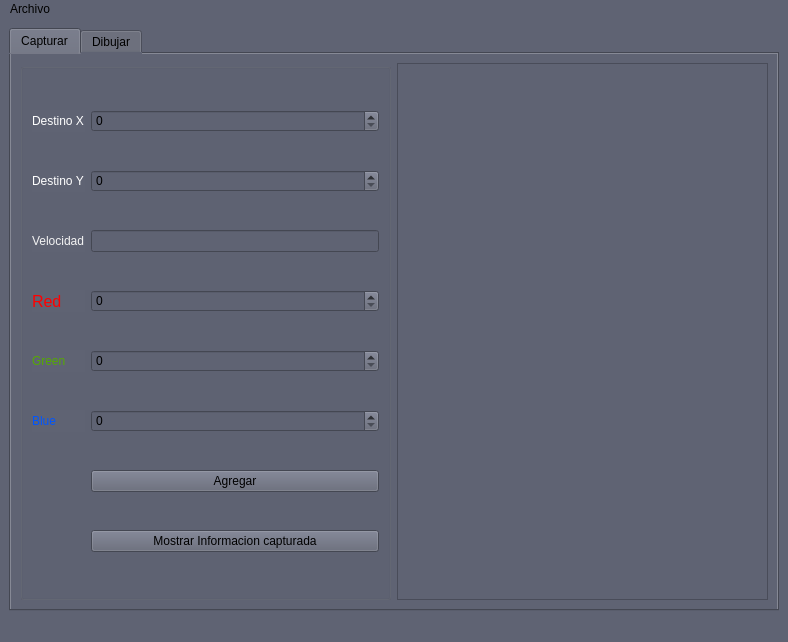
Qt form mainWindow.ui (MaxAlgavaBernabe/Proyecto-de-particulas-Python) before a commit.
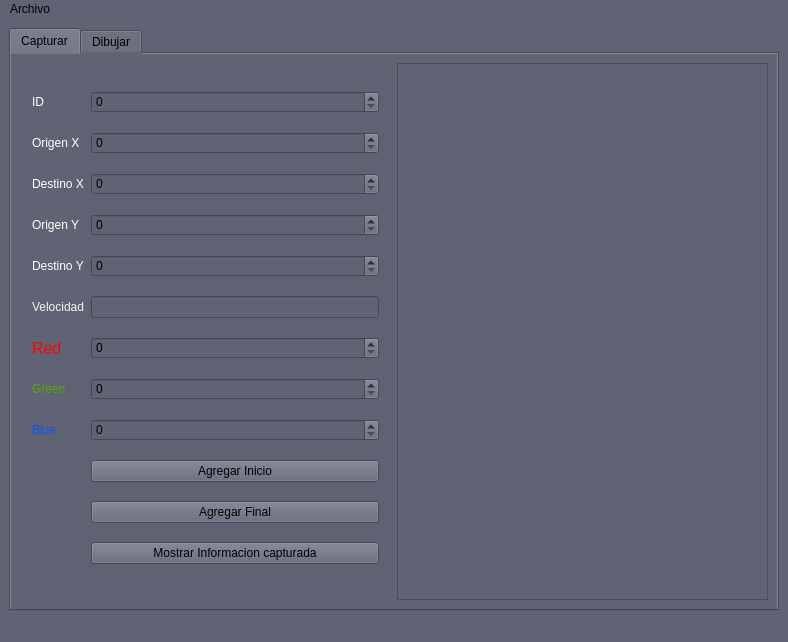
The same form after that commit.

What changed in the file:
```diff
--- a/mainWindow.ui
+++ b/mainWindow.ui
@@ -36,36 +36,7 @@
            <string/>
           </property>
           <layout class="QGridLayout" name="gridLayout">
-           <item row="0" column="0">
-            <widget class="QLabel" name="label">
-             <property name="styleSheet">
-              <string notr="true">color: rgb(255, 255, 255);
-font: 75 12pt &quot;MS Shell Dlg 2&quot;;</string>
-             </property>
-             <property name="text">
-              <string>Destino X</string>
-             </property>
-            </widget>
-           </item>
-           <item row="0" column="1">
-            <widget class="QSpinBox" name="destinoX_spinBox">
-             <property name="maximum">
-              <number>500</number>
-             </property>
-            </widget>
-           </item>
-           <item row="4" column="0">
-            <widget class="QLabel" name="label_4">
-             <property name="styleSheet">
-              <string notr="true">color: rgb(85, 170, 0);
-font: 75 12pt &quot;MS Shell Dlg 2&quot;;</string>
-             </property>
-             <property name="text">
-              <string>Green</string>
-             </property>
-            </widget>
-           </item>
-           <item row="3" column="0">
+           <item row="6" column="0">
             <widget class="QLabel" name="label_3">
              <property name="font">
               <font>
@@ -89,25 +60,69 @@
             </widget>
            </item>
            <item row="4" column="1">
-            <widget class="QSpinBox" name="green_spinBox">
+            <widget class="QSpinBox" name="destinoY_spinBox">
              <property name="maximum">
-              <number>255</number>
+              <number>500</number>
              </property>
             </widget>
            </item>
-           <item row="1" column="0">
-            <widget class="QLabel" name="label_2">
+           <item row="10" column="1">
+            <widget class="QPushButton" name="agregarInicio_pushButton">
+             <property name="text">
+              <string>Agregar Inicio</string>
+             </property>
+            </widget>
+           </item>
+           <item row="11" column="1">
+            <widget class="QPushButton" name="agregarFinal_pushButton">
+             <property name="text">
+              <string>Agregar Final</string>
+             </property>
+            </widget>
+           </item>
+           <item row="0" column="1">
+            <widget class="QSpinBox" name="id_spinBox"/>
+           </item>
+           <item row="12" column="1">
+            <widget class="QPushButton" name="mostrar_pushButton">
+             <property name="text">
+              <string>Mostrar Informacion capturada</string>
+             </property>
+            </widget>
+           </item>
+           <item row="7" column="0">
+            <widget class="QLabel" name="label_4">
              <property name="styleSheet">
-              <string notr="true">
-font: 75 12pt &quot;MS Shell Dlg 2&quot;;
-color: rgb(255, 255, 255);</string>
+              <string notr="true">color: rgb(85, 170, 0);
+font: 75 12pt &quot;MS Shell Dlg 2&quot;;</string>
              </property>
              <property name="text">
-              <string>Destino Y</string>
+              <string>Green</string>
+             </property>
+            </widget>
+           </item>
+           <item row="1" column="1">
+            <widget class="QSpinBox" name="origenX_spinBox">
+             <property name="maximum">
+              <number>500</number>
              </property>
             </widget>
            </item>
            <item row="5" column="0">
+            <widget class="QLabel" name="label_6">
+             <property name="styleSheet">
+              <string notr="true">font: 75 12pt &quot;MS Shell Dlg 2&quot;;
+color: rgb(243, 243, 243);</string>
+             </property>
+             <property name="text">
+              <string>Velocidad</string>
+             </property>
+            </widget>
+           </item>
+           <item row="5" column="1">
+            <widget class="QLineEdit" name="velocidad_lineEdit"/>
+           </item>
+           <item row="8" column="0">
             <widget class="QLabel" name="label_5">
              <property name="styleSheet">
               <string notr="true">color: rgb(0, 85, 255);
@@ -123,54 +138,96 @@
             </widget>
            </item>
            <item row="2" column="0">
-            <widget class="QLabel" name="label_6">
+            <widget class="QLabel" name="label">
              <property name="styleSheet">
-              <string notr="true">font: 75 12pt &quot;MS Shell Dlg 2&quot;;
-color: rgb(243, 243, 243);</string>
+              <string notr="true">color: rgb(255, 255, 255);
+font: 75 12pt &quot;MS Shell Dlg 2&quot;;</string>
              </property>
              <property name="text">
-              <string>Velocidad</string>
-             </property>
-            </widget>
-           </item>
-           <item row="8" column="1">
-            <widget class="QPushButton" name="mostrar_pushButton">
-             <property name="text">
-              <string>Mostrar Informacion capturada</string>
-             </property>
-            </widget>
-           </item>
-           <item row="1" column="1">
-            <widget class="QSpinBox" name="destinoY_spinBox">
-             <property name="maximum">
-              <number>500</number>
-             </property>
-            </widget>
-           </item>
-           <item row="2" column="1">
-            <widget class="QLineEdit" name="velocidad_lineEdit"/>
-           </item>
-           <item row="3" column="1">
-            <widget class="QSpinBox" name="red_spinBox">
-             <property name="maximum">
-              <number>255</number>
+              <string>Destino X</string>
              </property>
             </widget>
            </item>
            <item row="7" column="1">
-            <widget class="QPushButton" name="agregarInicio_pushButton">
+            <widget class="QSpinBox" name="green_spinBox">
+             <property name="maximum">
+              <number>255</number>
+             </property>
+            </widget>
+           </item>
+           <item row="0" column="0">
+            <widget class="QLabel" name="label_7">
+             <property name="styleSheet">
+              <string notr="true">color: rgb(255, 255, 255);
+font: 75 12pt &quot;MS Shell Dlg 2&quot;;</string>
+             </property>
              <property name="text">
-              <string>Agregar</string>
+              <string>ID</string>
              </property>
             </widget>
            </item>
-           <item row="5" column="1">
+           <item row="6" column="1">
+            <widget class="QSpinBox" name="red_spinBox">
+             <property name="maximum">
+              <number>255</number>
+             </property>
+            </widget>
+           </item>
+           <item row="4" column="0">
+            <widget class="QLabel" name="label_2">
+             <property name="styleSheet">
+              <string notr="true">
+font: 75 12pt &quot;MS Shell Dlg 2&quot;;
+color: rgb(255, 255, 255);</string>
+             </property>
+             <property name="text">
+              <string>Destino Y</string>
+             </property>
+            </widget>
+           </item>
+           <item row="2" column="1">
+            <widget class="QSpinBox" name="destinoX_spinBox">
+             <property name="maximum">
+              <number>500</number>
+             </property>
+            </widget>
+           </item>
+           <item row="8" column="1">
             <widget class="QSpinBox" name="BluespinBox">
              <property name="maximum">
               <number>255</number>
              </property>
             </widget>
            </item>
+           <item row="3" column="1">
+            <widget class="QSpinBox" name="origenY_spinBox">
+             <property name="maximum">
+              <number>500</number>
+             </property>
+            </widget>
+           </item>
+           <item row="1" column="0">
+            <widget class="QLabel" name="label_8">
+             <property name="styleSheet">
+              <string notr="true">color: rgb(255, 255, 255);
+font: 75 12pt &quot;MS Shell Dlg 2&quot;;</string>
+             </property>
+             <property name="text">
+              <string>Origen X</string>
+             </property>
+            </widget>
+           </item>
+           <item row="3" column="0">
+            <widget class="QLabel" name="label_9">
+             <property name="styleSheet">
+              <string notr="true">color: rgb(255, 255, 255);
+font: 75 12pt &quot;MS Shell Dlg 2&quot;;</string>
+             </property>
+             <property name="text">
+              <string>Origen Y</string>
+             </property>
+            </widget>
+           </item>
           </layout>
          </widget>
         </item>
```
Left out of the diff: 2 changed lines with no effect on the pictures.
